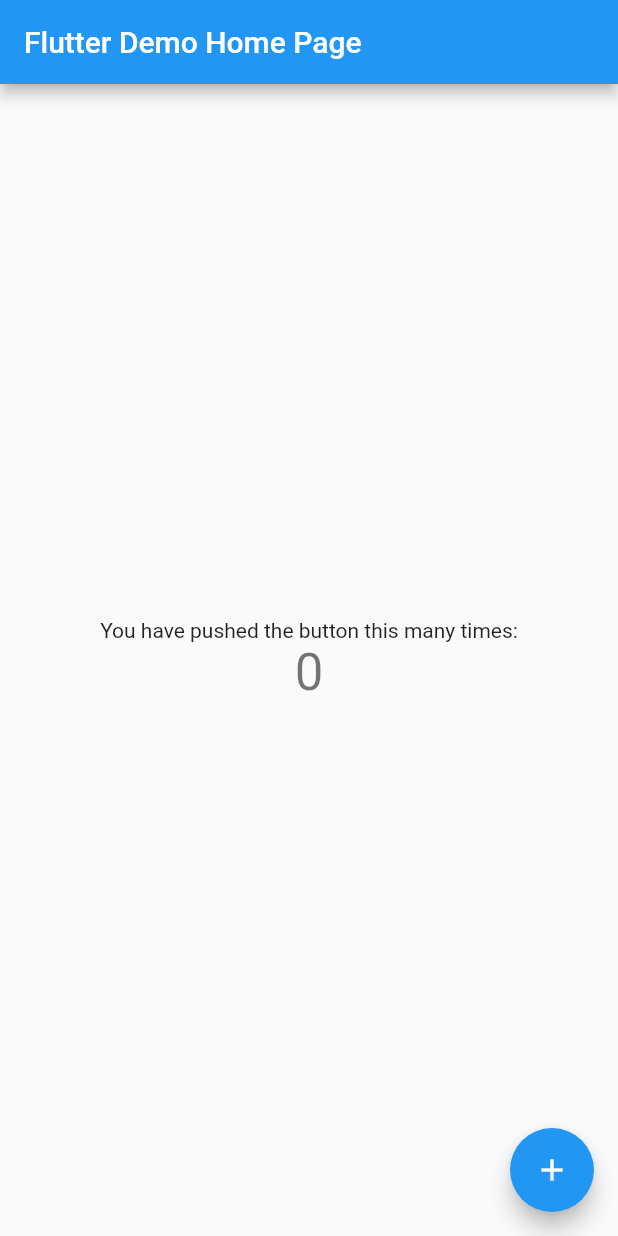
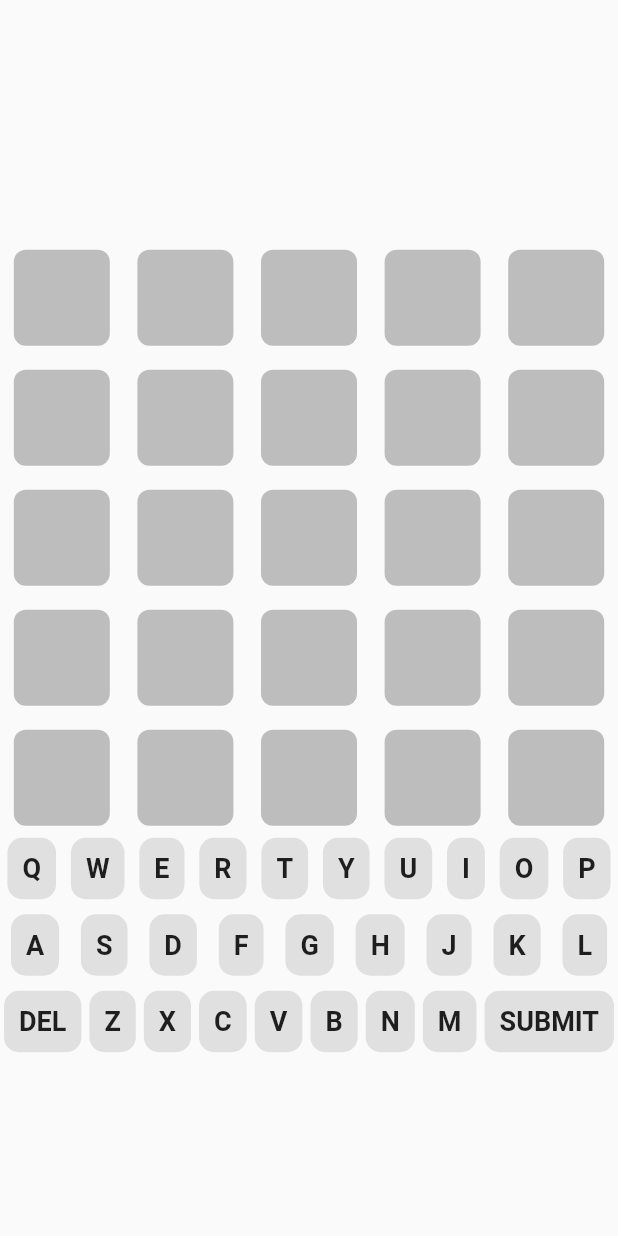
Before and after one commit to YutakaOkabe/omusubi, a Flutter app: the screen it shows after launch, on a phone screen of 412 x 824 dp. Run offline on Flutter 3.47's test engine with Material 2 defaults, Android fonts, the phone set to English and light mode, and no system bars.

```diff
--- /dev/null
+++ b/lib/board.dart
@@ -0,0 +1,50 @@
+import 'package:flutter/material.dart';
+import 'package:omusubi/provider.dart';
+
+class GameBoard extends StatefulWidget {
+  GameBoard(this.game, {Key? key}) : super(key: key);
+  OmusubiGame game;
+
+  @override
+  State<GameBoard> createState() => _GameBoardState();
+}
+
+class _GameBoardState extends State<GameBoard> {
+  @override
+  Widget build(BuildContext context) {
+    return Column(
+      children: widget.game.wordleBoard
+          .map((e) => Row(
+                // 1行分
+                mainAxisAlignment: MainAxisAlignment.spaceAround,
+                children: e
+                    .map((e) => Container(
+                        // 1文字分
+                        padding: const EdgeInsets.all(16.0),
+                        width: 64,
+                        height: 64,
+                        margin: const EdgeInsets.symmetric(vertical: 8.0),
+                        decoration: BoxDecoration(
+                          borderRadius: BorderRadius.circular(8.0),
+                          color: e.code == 0
+                              ? Colors.grey.shade400
+                              : e.code == 1
+                                  ? Colors.green.shade400 // 場所まで一致
+                                  : Colors.amber.shade400, // 文字が存在
+                        ),
+                        child: Center(
+                          child: Text(
+                            e.letter!,
+                            textAlign: TextAlign.center,
+                            style: const TextStyle(
+                                color: Colors.white,
+                                fontSize: 22,
+                                fontWeight: FontWeight.bold),
+                          ),
+                        )))
+                    .toList(),
+              ))
+          .toList(),
+    );
+  }
+}
--- /dev/null
+++ b/lib/keyboard.dart
@@ -0,0 +1,189 @@
+import 'package:flutter/material.dart';
+import 'package:omusubi/board.dart';
+import 'package:omusubi/provider.dart';
+
+class GameKeyboard extends StatefulWidget {
+  GameKeyboard(this.game, {Key? key}) : super(key: key); // コンストラクタをここで定義
+  OmusubiGame game;
+
+  @override
+  State<GameKeyboard> createState() => _GameKeyboardState();
+}
+
+class _GameKeyboardState extends State<GameKeyboard> {
+  List row1 = "QWERTYUIOP".split("");
+  List row2 = "ASDFGHJKL".split("");
+  List row3 = ["DEL", "Z", "X", "C", "V", "B", "N", "M", "SUBMIT"];
+
+  @override
+  Widget build(BuildContext context) {
+    print('message: ${OmusubiGame.game_message}');
+    return Column(
+      children: [
+        Text(OmusubiGame.game_message,
+            style: const TextStyle(color: Colors.black)),
+        const SizedBox(height: 20.0),
+        GameBoard(widget.game),
+        Row(
+          mainAxisAlignment: MainAxisAlignment.spaceAround,
+          children: row1
+              .map((e) => InkWell(
+                    onTap: () {
+                      print(e);
+                      // letterIdが最後まで行ってなかったら入力可
+                      if (widget.game.letterId < 5) {
+                        setState(() {
+                          widget.game
+                              .insertWord(widget.game.letterId, Letter(e, 0));
+                          widget.game.letterId++;
+                        });
+                      }
+                    },
+                    child: Container(
+                      padding: const EdgeInsets.all(10.0),
+                      decoration: BoxDecoration(
+                          color: Colors.grey.shade300,
+                          borderRadius: BorderRadius.circular(10.0)),
+                      child: Text(
+                        "$e",
+                        style: const TextStyle(
+                            fontSize: 18.0, fontWeight: FontWeight.bold),
+                      ),
+                    ),
+                  ))
+              .toList(),
+        ),
+        const SizedBox(height: 10),
+        Row(
+          mainAxisAlignment: MainAxisAlignment.spaceAround,
+          children: row2
+              .map((e) => InkWell(
+                    onTap: () {
+                      print(e);
+                      if (widget.game.letterId < 5) {
+                        setState(() {
+                          widget.game
+                              .insertWord(widget.game.letterId, Letter(e, 0));
+                          widget.game.letterId++;
+                        });
+                      }
+                    },
+                    child: Container(
+                      padding: const EdgeInsets.all(10.0),
+                      decoration: BoxDecoration(
+                          color: Colors.grey.shade300,
+                          borderRadius: BorderRadius.circular(10.0)),
+                      child: Text(
+                        "${e}",
+                        style: const TextStyle(
+                            fontSize: 18.0, fontWeight: FontWeight.bold),
+                      ),
+                    ),
+                  ))
+              .toList(),
+        ),
+        const SizedBox(height: 10),
+        Row(
+          mainAxisAlignment: MainAxisAlignment.spaceAround,
+          children: row3
+              .map((e) => InkWell(
+                    onTap: () {
+                      print(e);
+                      if (e == 'DEL') {
+                        if (widget.game.letterId > 0) {
+                          setState(() {
+                            widget.game.insertWord(
+                                widget.game.letterId - 1, Letter("", 0));
+                            widget.game.letterId--;
+                          });
+                        }
+                      } else if (e == 'SUBMIT') {
+                        print('letterId: ${widget.game.letterId}');
+                        if (widget.game.letterId >= 5) {
+                          String guess = widget
+                              .game.wordleBoard[widget.game.rowId]
+                              .map((e) => e.letter)
+                              .join(); // ユーザーが推測した文字列
+                          print('guess: ${guess}');
+                          if (guess == OmusubiGame.game_guess) {
+                            // 目標値と完全一致
+                            setState(() {
+                              OmusubiGame.game_message = "Congratulations!";
+                              widget.game.wordleBoard[widget.game.rowId]
+                                  .forEach((element) {
+                                element.code = 1;
+                              });
+                            });
+                          } else {
+                            // 目標値と不一致
+                            int listLength = guess.length;
+                            bool findAtLeastOne = false;
+                            for (int i = 0; i < listLength; i++) {
+                              // ユーザーが推測した1文字1文字を検証する
+                              String char = guess[i];
+                              print(char);
+                              if (OmusubiGame.game_guess.contains(char)) {
+                                if (OmusubiGame.game_guess[i] == char) {
+                                  // 場所まで一致している場合
+                                  setState(() {
+                                    widget
+                                        .game
+                                        .wordleBoard[widget.game.rowId][i]
+                                        .code = 1;
+                                  });
+                                } else {
+                                  // 文字だけ存在している場合
+                                  setState(() {
+                                    widget
+                                        .game
+                                        .wordleBoard[widget.game.rowId][i]
+                                        .code = 2;
+                                  });
+                                }
+                                setState(() {
+                                  OmusubiGame.game_message = "いい感じに絞れてるよ！";
+                                });
+                                findAtLeastOne = true;
+                              }
+                            }
+                            // 1文字も掠ってない場合
+                            if (!findAtLeastOne) {
+                              setState(() {
+                                OmusubiGame.game_message = "センス悪いね";
+                              });
+                            }
+                            // 次の行の最初の文字からスタート
+                            widget.game.rowId++;
+                            widget.game.letterId = 0;
+                          }
+                        } else {
+                          OmusubiGame.game_message = "文字数が足りません";
+                        }
+                      } else {
+                        if (widget.game.letterId < 5) {
+                          setState(() {
+                            widget.game
+                                .insertWord(widget.game.letterId, Letter(e, 0));
+                            widget.game.letterId++;
+                          });
+                        }
+                      }
+                    },
+                    child: Container(
+                      padding: const EdgeInsets.all(10.0),
+                      decoration: BoxDecoration(
+                          color: Colors.grey.shade300,
+                          borderRadius: BorderRadius.circular(10.0)),
+                      child: Text(
+                        "${e}",
+                        style: const TextStyle(
+                            fontSize: 18.0, fontWeight: FontWeight.bold),
+                      ),
+                    ),
+                  ))
+              .toList(),
+        )
+      ],
+    );
+  }
+}
--- a/lib/main.dart
+++ b/lib/main.dart
@@ -1,4 +1,5 @@
 import 'package:flutter/material.dart';
+import 'package:omusubi/omusubi.dart';
 
 void main() {
   runApp(const MyApp());
@@ -11,58 +12,11 @@ class MyApp extends StatelessWidget {
   @override
   Widget build(BuildContext context) {
     return MaterialApp(
-      title: 'Flutter Demo',
+      title: 'omusubi',
       theme: ThemeData(
         primarySwatch: Colors.blue,
       ),
-      home: const MyHomePage(title: 'Flutter Demo Home Page'),
+      home: const OmusubiPage(),
     );
   }
 }
-
-class MyHomePage extends StatefulWidget {
-  const MyHomePage({super.key, required this.title});
-
-  final String title;
-
-  @override
-  State<MyHomePage> createState() => _MyHomePageState();
-}
-
-class _MyHomePageState extends State<MyHomePage> {
-  int _counter = 0;
-
-  void _incrementCounter() {
-    setState(() {
-      _counter++;
-    });
-  }
-
-  @override
-  Widget build(BuildContext context) {
-    return Scaffold(
-      appBar: AppBar(
-        title: Text(widget.title),
-      ),
-      body: Center(
-        child: Column(
-          mainAxisAlignment: MainAxisAlignment.center,
-          children: <Widget>[
-            const Text(
-              'You have pushed the button this many times:',
-            ),
-            Text(
-              '$_counter',
-              style: Theme.of(context).textTheme.headline4,
-            ),
-          ],
-        ),
-      ),
-      floatingActionButton: FloatingActionButton(
-        onPressed: _incrementCounter,
-        tooltip: 'Increment',
-        child: const Icon(Icons.add),
-      ), // This trailing comma makes auto-formatting nicer for build methods.
-    );
-  }
-}
--- /dev/null
+++ b/lib/omusubi.dart
@@ -0,0 +1,38 @@
+import 'package:flutter/material.dart';
+import 'package:omusubi/keyboard.dart';
+import 'package:omusubi/provider.dart';
+
+class OmusubiPage extends StatefulWidget {
+  // :super(key:key) :親クラス(StatefulWidget)のコンストラクタに渡す引数をここで定義
+  const OmusubiPage({Key? key}) : super(key: key);
+
+  @override
+  State<OmusubiPage> createState() => _OmusubiPageState();
+}
+
+class _OmusubiPageState extends State<OmusubiPage> {
+  // newしたOmusubiGameクラスの中で実装していく
+  OmusubiGame _game = OmusubiGame();
+
+  @override
+  // 大元のstate初期化時にゲームの初期状態にセット
+  void initState() {
+    super.initState();
+    OmusubiGame.initGame();
+  }
+
+  @override
+  Widget build(BuildContext context) {
+    return Scaffold(
+      body: Center(
+        child: Column(
+          mainAxisAlignment: MainAxisAlignment.center,
+          crossAxisAlignment: CrossAxisAlignment.center,
+          children: [
+            GameKeyboard(_game),
+          ],
+        ),
+      ),
+    );
+  }
+}
--- /dev/null
+++ b/lib/provider.dart
@@ -0,0 +1,42 @@
+import 'dart:math';
+
+class OmusubiGame {
+  int rowId = 0; // 入力中の行番号
+  int letterId = 0; // 入力中の列番号
+
+// どのクラスから呼ばれても一意なのでstatic
+  static String game_message = ""; // ユーザーに表示するメッセージ
+  static String game_guess = ""; // 目標値
+
+  static List<String> word_list = [
+    "WORLD",
+    "FIGHT",
+    "BRAIN",
+    "PLANE",
+    "EARTH",
+    "ROBOT"
+  ];
+  // wordleBoard[row][letterId] = Letterクラス
+  List<List<Letter>> wordleBoard = List.generate(
+      5, (index) => List.generate(5, ((index) => Letter("", 0)))); // 文字を入力するボード
+
+  static void initGame() {
+    final random = new Random();
+    int index = random.nextInt(word_list.length); // 0以上length未満の整数値を作成
+    game_guess = word_list[index];
+  }
+
+  void insertWord(index, word) {
+    wordleBoard[rowId][index] = word;
+  }
+
+  // bool checkWordExist(String word) {
+  //   return word_list.contains(word);
+  // }
+}
+
+class Letter {
+  String? letter; // 入力された文字列を保持
+  int code = 0; // 一致状態を保持 不一致:0 場所まで一致:1 文字が存在:2
+  Letter(this.letter, this.code); // コンストラクタ
+}
```
